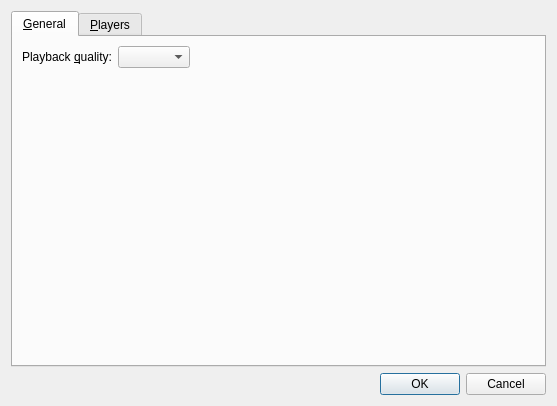
Above: src/configdialog.ui from smplayer-dev/smtube before the change. Below: the same form after it.
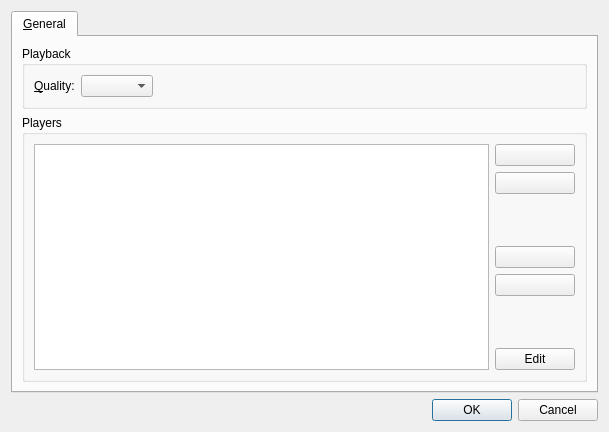
That is the form after the change. Icons and pictures are not drawn.

Commit message: Move the players configuration to the general tab

Patch:
```diff
--- a/src/configdialog.ui
+++ b/src/configdialog.ui
@@ -6,8 +6,8 @@
    <rect>
     <x>0</x>
     <y>0</y>
-    <width>557</width>
-    <height>406</height>
+    <width>609</width>
+    <height>432</height>
    </rect>
   </property>
   <property name="windowTitle">
@@ -25,11 +25,15 @@
       </attribute>
       <layout class="QVBoxLayout" name="verticalLayout_3">
        <item>
+        <widget class="QGroupBox" name="groupBox">
+         <property name="title">
+          <string>Playback</string>
+         </property>
         <layout class="QHBoxLayout" name="horizontalLayout">
          <item>
           <widget class="QLabel" name="playback_quality_label">
            <property name="text">
-            <string>Playback &amp;quality:</string>
+             <string>&amp;Quality:</string>
            </property>
            <property name="buddy">
             <cstring>playback_quality_combo</cstring>
@@ -53,33 +57,20 @@
           </spacer>
          </item>
         </layout>
-       </item>
-       <item>
-        <spacer name="verticalSpacer">
-         <property name="orientation">
-          <enum>Qt::Vertical</enum>
-         </property>
-         <property name="sizeHint" stdset="0">
-          <size>
-           <width>20</width>
-           <height>266</height>
-          </size>
-         </property>
-        </spacer>
-       </item>
-      </layout>
-     </widget>
-     <widget class="QWidget" name="players_tab">
-      <attribute name="title">
-       <string>&amp;Players</string>
-      </attribute>
-      <layout class="QVBoxLayout" name="verticalLayout_2">
+        </widget>
+       </item>
+       <item>
+        <widget class="QGroupBox" name="groupBox_2">
+         <property name="title">
+          <string>Players</string>
+         </property>
+         <layout class="QHBoxLayout" name="horizontalLayout_2">
        <item>
         <widget class="QTableWidget" name="table"/>
        </item>
        <item>
-        <layout class="QGridLayout" name="gridLayout">
-         <item row="0" column="3">
+           <layout class="QVBoxLayout" name="verticalLayout_2">
+            <item>
           <widget class="QPushButton" name="up_button">
            <property name="toolTip">
             <string>Up</string>
@@ -90,7 +81,7 @@
            </property>
           </widget>
          </item>
-         <item row="1" column="3">
+            <item>
           <widget class="QPushButton" name="down_button">
            <property name="toolTip">
             <string>Down</string>
@@ -101,18 +92,20 @@
            </property>
           </widget>
          </item>
-         <item row="1" column="0">
-          <widget class="QPushButton" name="delete_button">
-           <property name="toolTip">
-            <string>Delete</string>
-           </property>
-           <property name="icon">
-            <iconset resource="icons.qrc">
-             <normaloff>:/icons/list-remove.png</normaloff>:/icons/list-remove.png</iconset>
-           </property>
-          </widget>
-         </item>
-         <item row="0" column="0">
+            <item>
+             <spacer name="verticalSpacer_2">
+              <property name="orientation">
+               <enum>Qt::Vertical</enum>
+              </property>
+              <property name="sizeHint" stdset="0">
+               <size>
+                <width>20</width>
+                <height>18</height>
+               </size>
+              </property>
+             </spacer>
+            </item>
+            <item>
           <widget class="QPushButton" name="add_button">
            <property name="toolTip">
             <string>Add</string>
@@ -123,20 +116,31 @@
            </property>
           </widget>
          </item>
-         <item row="0" column="2" rowspan="2">
-          <spacer name="horizontalSpacer">
+            <item>
+             <widget class="QPushButton" name="delete_button">
+              <property name="toolTip">
+               <string>Delete</string>
+              </property>
+              <property name="icon">
+               <iconset resource="icons.qrc">
+                <normaloff>:/icons/list-remove.png</normaloff>:/icons/list-remove.png</iconset>
+              </property>
+             </widget>
+            </item>
+            <item>
+             <spacer name="verticalSpacer">
            <property name="orientation">
-            <enum>Qt::Horizontal</enum>
+               <enum>Qt::Vertical</enum>
            </property>
            <property name="sizeHint" stdset="0">
             <size>
-             <width>228</width>
-             <height>48</height>
+                <width>20</width>
+                <height>17</height>
             </size>
            </property>
           </spacer>
          </item>
-         <item row="0" column="1">
+            <item>
           <widget class="QPushButton" name="edit_button">
            <property name="text">
             <string>Edit</string>
@@ -147,6 +151,9 @@
        </item>
       </layout>
      </widget>
+       </item>
+      </layout>
+     </widget>
     </widget>
    </item>
    <item>
```
Left out of the diff: 5 changed lines with no effect on the pictures. Lines whose indentation alone changed are shown as unchanged. The commit also changes 1 other file.
